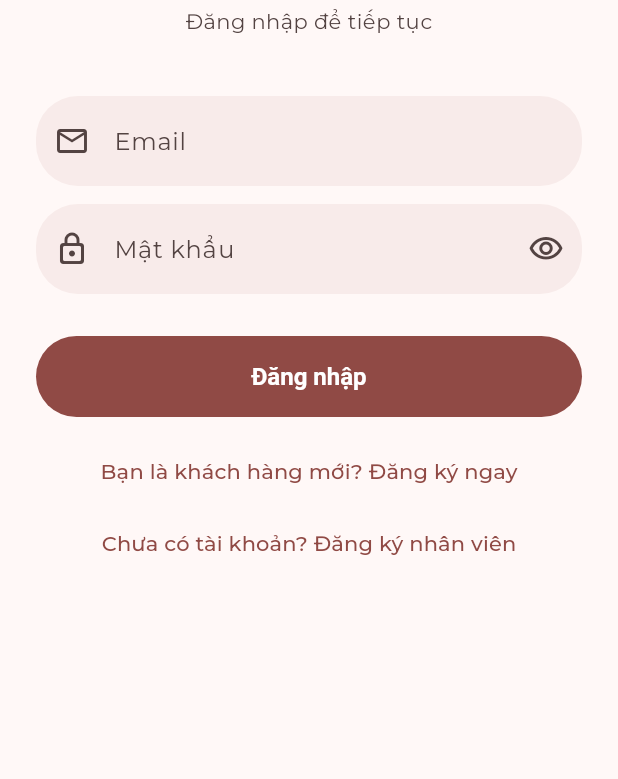
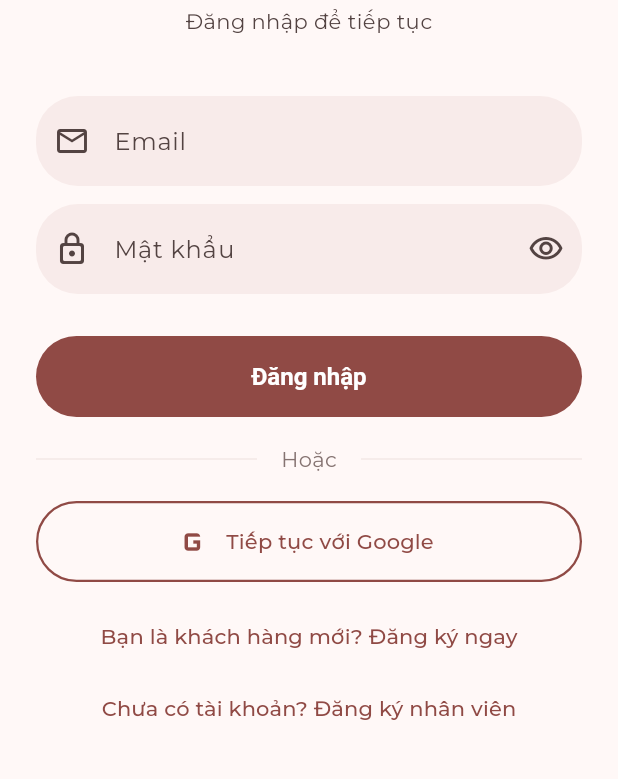
Before and after one commit to VanHari318/QuanLyNhaHang, a Flutter app: the screen it shows after launch, after a tap on "Đăng nhập", on a phone screen of 412 x 824 dp, the part 318-1097 px from its top. Run offline on Flutter 3.47's test engine with Material 3 defaults, Android fonts, the phone set to English and light mode, and no system bars; our stand-ins replace cloud_firestore, firebase_auth, firebase_core, flutter_dotenv, flutter_map, geolocator and 6 more; missing offline and left inert: dart:html, mobile_scanner; accounts and stored records are empty.

Commit message:
Update authentication, fix layout and optimize dashboard stats

```diff
--- a/lib/screens/auth/login_screen.dart
+++ b/lib/screens/auth/login_screen.dart
@@ -99,6 +99,23 @@ class _LoginScreenState extends State<LoginScreen> {
             content: Text(_isLogin
                 ? 'Email hoặc mật khẩu không đúng'
                 : 'Đăng ký thất bại. Vui lòng thử lại.'),
+            backgroundColor: Theme.of(context).colorScheme.error,
+          ),
+        );
+      }
+    }
+  }
+
+  Future<void> _googleSignIn() async {
+    setState(() => _isLoading = true);
+    final auth = context.read<AuthProvider>();
+    final ok = await auth.loginWithGoogle();
+    if (mounted) {
+      setState(() => _isLoading = false);
+      if (!ok) {
+        ScaffoldMessenger.of(context).showSnackBar(
+          SnackBar(
+            content: const Text('Đăng nhập Google thất bại'),
             backgroundColor: Theme.of(context).colorScheme.error,
           ),
         );
@@ -230,6 +247,30 @@ class _LoginScreenState extends State<LoginScreen> {
                             _isLogin ? 'Đăng nhập' : 'Đăng ký'),
                       ),
               ),
+              const SizedBox(height: 16),
+
+              // Separator
+              Row(
+                children: [
+                  const Expanded(child: Divider()),
+                  Padding(
+                    padding: const EdgeInsets.symmetric(horizontal: 16),
+                    child: Text('Hoặc', style: TextStyle(color: cs.outline)),
+                  ),
+                  const Expanded(child: Divider()),
+                ],
+              ),
+              const SizedBox(height: 16),
+
+              // Google Button
+              SizedBox(
+                width: double.infinity,
+                child: OutlinedButton.icon(
+                  onPressed: _isLoading ? null : _googleSignIn,
+                  icon: const Icon(Icons.g_mobiledata, size: 28),
+                  label: const Text('Tiếp tục với Google'),
+                ),
+              ),
               const SizedBox(height: 12),
 
               // Toggle
--- a/pubspec.yaml
+++ b/pubspec.yaml
@@ -37,6 +37,7 @@ dependencies:
   firebase_core: ^4.6.0
   cloud_firestore: ^6.2.0
   firebase_auth: ^6.3.0
+  google_sign_in: ^6.2.1
   provider: ^6.1.5+1
   intl: ^0.20.2
   geolocator: ^14.0.2
```
Also changed, not shown: lib/providers/auth_provider.dart (+39 -0 lines), lib/screens/admin/dashboard_stats_screen.dart (+31 -11 lines), lib/screens/admin/menu_management_screen.dart (+8 -3 lines), lib/services/auth_service.dart (+20 -0 lines), lib/services/database_service.dart (+42 -0 lines), pubspec.lock, 3 other files.
